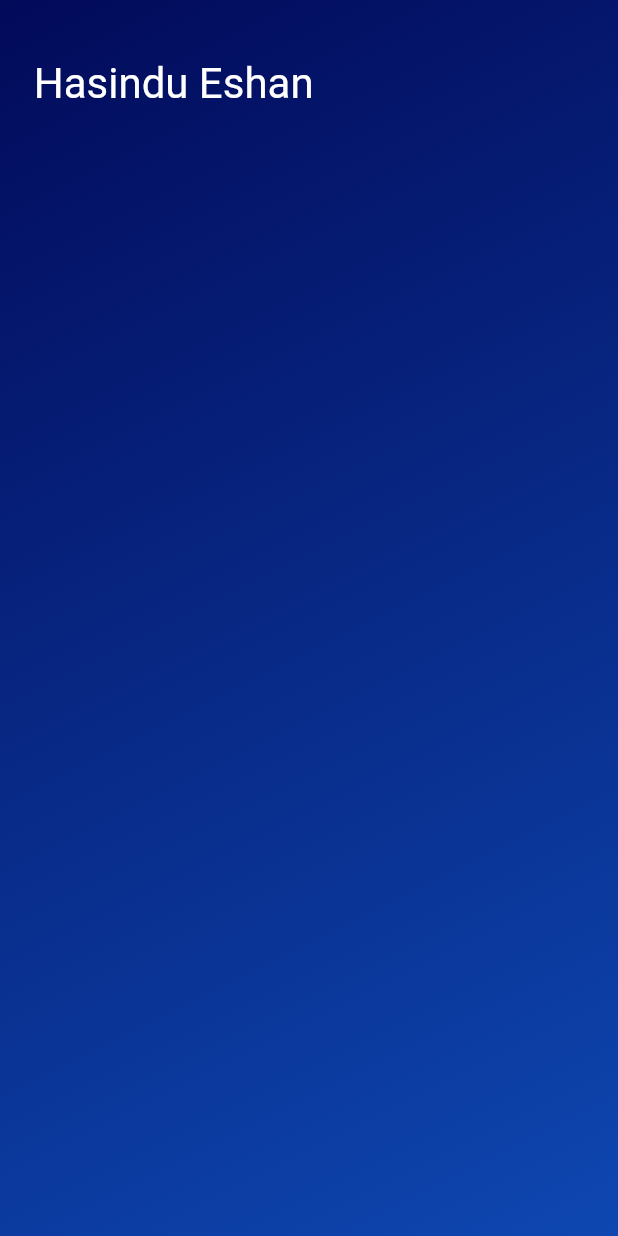
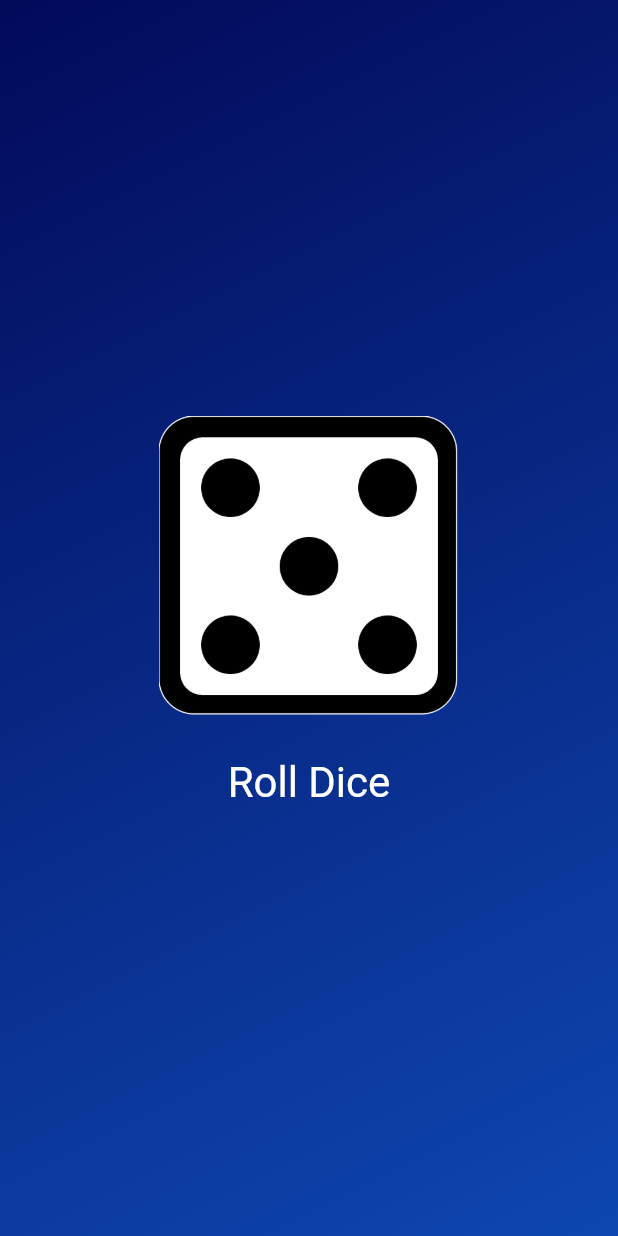
Before and after one commit to EshanDeSilva/dice-roller, a Flutter app: the screen it shows after launch, on a phone screen of 412 x 824 dp. Run offline on Flutter 3.47's test engine with Material 2 defaults, Android fonts, the light colour scheme and no system bars.

Commit message:
dice roller completed

```diff
--- /dev/null
+++ b/lib/dice_roller.dart
@@ -0,0 +1,52 @@
+import 'dart:math';
+import 'package:flutter/material.dart';
+
+final randomizer = Random();
+
+class DiceRoller extends StatefulWidget {
+  const DiceRoller({super.key});
+
+  @override
+  State<StatefulWidget> createState() {
+    // TODO: implement createState
+    return _DiceRollerState();
+  }
+}
+
+class _DiceRollerState extends State<DiceRoller> {
+  var activeDice = randomizer.nextInt(6) + 1;
+
+  void rollDice() {
+    setState(() {
+      activeDice = randomizer.nextInt(6) + 1;
+    });
+  }
+
+  @override
+  Widget build(context) {
+    return Column(
+      mainAxisSize: MainAxisSize.min,
+      children: [
+        Image.asset(
+          'assets/images/dice-$activeDice.png',
+          width: 200,
+          height: 200,
+        ),
+        const SizedBox(
+          height: 20,
+        ),
+        TextButton(
+          onPressed: rollDice,
+          style: TextButton.styleFrom(
+            // padding: const EdgeInsets.only(
+            //   top: 20,
+            // ),
+            foregroundColor: Colors.white,
+            textStyle: const TextStyle(fontSize: 28),
+          ),
+          child: const Text('Roll Dice'),
+        )
+      ],
+    );
+  }
+}
--- a/lib/gradient_container.dart
+++ b/lib/gradient_container.dart
@@ -1,11 +1,15 @@
-import 'package:first_app/styled_text.dart';
+import 'package:first_app/dice_roller.dart';
 import 'package:flutter/material.dart';
 
 const startAlignment = Alignment.topLeft;
 const endAlignment = Alignment.bottomRight;
 
 class GradientContainer extends StatelessWidget {
-  const GradientContainer(this.startColor,this.endColor,{super.key});
+  const GradientContainer(this.startColor, this.endColor, {super.key});
+
+  const GradientContainer.blue({super.key})
+  : startColor = const Color.fromARGB(255, 2, 10, 90),
+    endColor = const Color.fromARGB(255, 14, 71, 177);
 
   final Color startColor;
   final Color endColor;
@@ -27,8 +31,8 @@ class GradientContainer extends StatelessWidget {
       //   child: StyledText(),
       // ),
       child: const Align(
-        alignment: Alignment(-0.8, -0.9),
-        child: StyledText('Hasindu Eshan'),
+        alignment: Alignment.center,
+        child: DiceRoller(),
       ),
     );
   }
--- /dev/null
+++ b/lib/styled_image.dart
@@ -0,0 +1,16 @@
+import 'package:flutter/material.dart';
+
+class StyledImage extends StatelessWidget {
+  const StyledImage(this.image, {super.key});
+
+  final String image;
+
+  @override
+  Widget build(context) {
+    return SizedBox(
+      height: 200,
+      width: 200,
+      child: Image.asset(image),
+    );
+  }
+}
```
Also changed, not shown: pubspec.yaml (+7 -3 lines), assets/images/dice-1.png (added), assets/images/dice-2.png (added), assets/images/dice-3.png (added), assets/images/dice-4.png (added), assets/images/dice-5.png (added), assets/images/dice-6.png (added).
